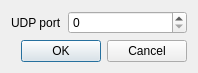
Qt form ftnoir_tracker_freepie-udp/freepie-udp-controls.ui (opentrack/opentrack) before a commit.
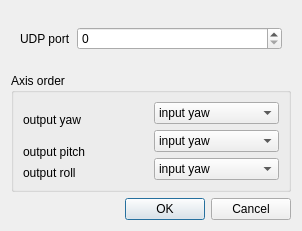
The same form after that commit. Icons and pictures are not drawn.

Commit message:
switch input axis for freepie-udp
Issue: #90

Diff of the .ui file:
```diff
--- a/ftnoir_tracker_freepie-udp/freepie-udp-controls.ui
+++ b/ftnoir_tracker_freepie-udp/freepie-udp-controls.ui
@@ -9,8 +9,8 @@
    <rect>
     <x>0</x>
     <y>0</y>
-    <width>198</width>
-    <height>71</height>
+    <width>302</width>
+    <height>231</height>
    </rect>
   </property>
   <property name="windowTitle">
@@ -20,17 +20,20 @@
    <iconset>
     <normaloff>../facetracknoir/images/facetracknoir.png</normaloff>../facetracknoir/images/facetracknoir.png</iconset>
   </property>
-  <property name="layoutDirection">
-   <enum>Qt::LeftToRight</enum>
-  </property>
-  <property name="autoFillBackground">
-   <bool>false</bool>
-  </property>
-  <layout class="QGridLayout" name="gridLayout">
-   <item row="0" column="0">
+  <layout class="QVBoxLayout" name="verticalLayout">
+   <item>
+    <widget class="QFrame" name="frame">
+     <property name="frameShape">
+      <enum>QFrame::NoFrame</enum>
+     </property>
+     <property name="frameShadow">
+      <enum>QFrame::Raised</enum>
+     </property>
+     <layout class="QHBoxLayout" name="horizontalLayout">
+      <item>
     <widget class="QLabel" name="label_5">
      <property name="sizePolicy">
-      <sizepolicy hsizetype="Maximum" vsizetype="Preferred">
+         <sizepolicy hsizetype="Maximum" vsizetype="Maximum">
        <horstretch>0</horstretch>
        <verstretch>0</verstretch>
       </sizepolicy>
@@ -40,7 +43,7 @@
      </property>
     </widget>
    </item>
-   <item row="0" column="1">
+      <item>
     <widget class="QSpinBox" name="port">
      <property name="minimum">
       <number>0</number>
@@ -50,7 +53,97 @@
      </property>
     </widget>
    </item>
-   <item row="1" column="0" colspan="2">
+     </layout>
+    </widget>
+   </item>
+   <item>
+    <widget class="QGroupBox" name="groupBox">
+     <property name="title">
+      <string>Axis order</string>
+     </property>
+     <layout class="QGridLayout" name="gridLayout">
+      <item row="0" column="0" rowspan="2">
+       <widget class="QLabel" name="label">
+        <property name="text">
+         <string>output yaw</string>
+        </property>
+       </widget>
+      </item>
+      <item row="0" column="1">
+       <widget class="QComboBox" name="input_x">
+        <item>
+         <property name="text">
+          <string>input yaw</string>
+         </property>
+        </item>
+        <item>
+         <property name="text">
+          <string>input pitch</string>
+         </property>
+        </item>
+        <item>
+         <property name="text">
+          <string>input roll</string>
+         </property>
+        </item>
+       </widget>
+      </item>
+      <item row="1" column="1" rowspan="2">
+       <widget class="QComboBox" name="input_y">
+        <item>
+         <property name="text">
+          <string>input yaw</string>
+         </property>
+        </item>
+        <item>
+         <property name="text">
+          <string>input pitch</string>
+         </property>
+        </item>
+        <item>
+         <property name="text">
+          <string>input roll</string>
+         </property>
+        </item>
+       </widget>
+      </item>
+      <item row="2" column="0" rowspan="2">
+       <widget class="QLabel" name="label_2">
+        <property name="text">
+         <string>output pitch</string>
+        </property>
+       </widget>
+      </item>
+      <item row="3" column="1" rowspan="2">
+       <widget class="QComboBox" name="input_z">
+        <item>
+         <property name="text">
+          <string>input yaw</string>
+         </property>
+        </item>
+        <item>
+         <property name="text">
+          <string>input pitch</string>
+         </property>
+        </item>
+        <item>
+         <property name="text">
+          <string>input roll</string>
+         </property>
+        </item>
+       </widget>
+      </item>
+      <item row="4" column="0">
+       <widget class="QLabel" name="label_3">
+        <property name="text">
+         <string>output roll</string>
+        </property>
+       </widget>
+      </item>
+     </layout>
+    </widget>
+   </item>
+   <item>
     <widget class="QDialogButtonBox" name="buttonBox">
      <property name="standardButtons">
       <set>QDialogButtonBox::Cancel|QDialogButtonBox::Ok</set>
```
Left out of the diff: 2 changed lines with no effect on the pictures. Lines whose indentation alone changed are shown as unchanged. The commit also changes 3 other files.
